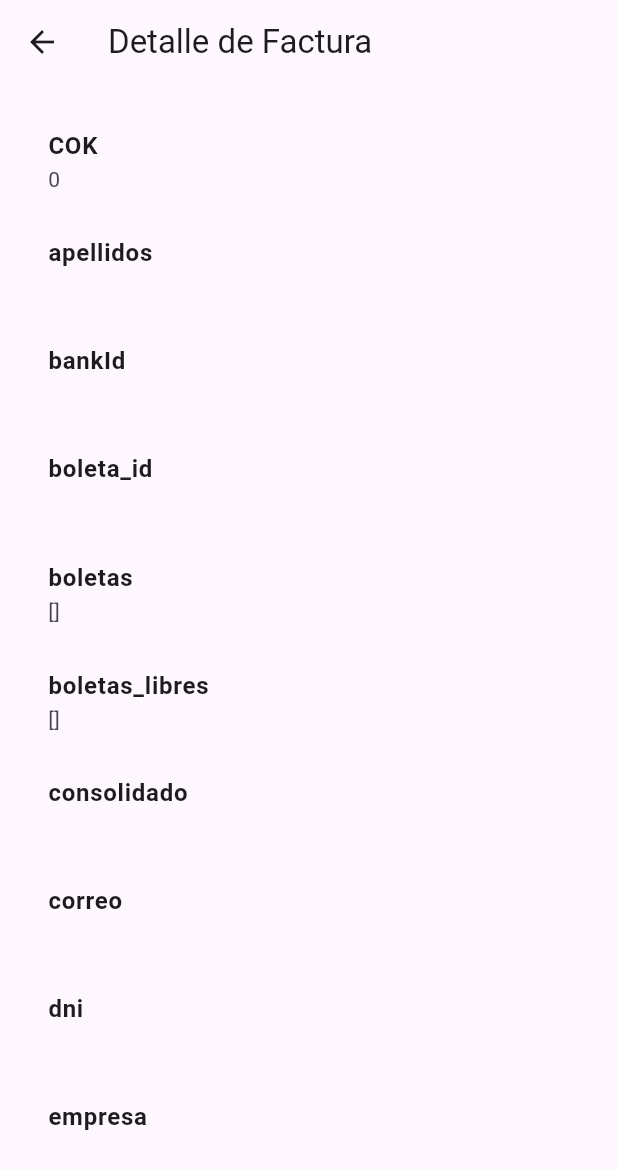
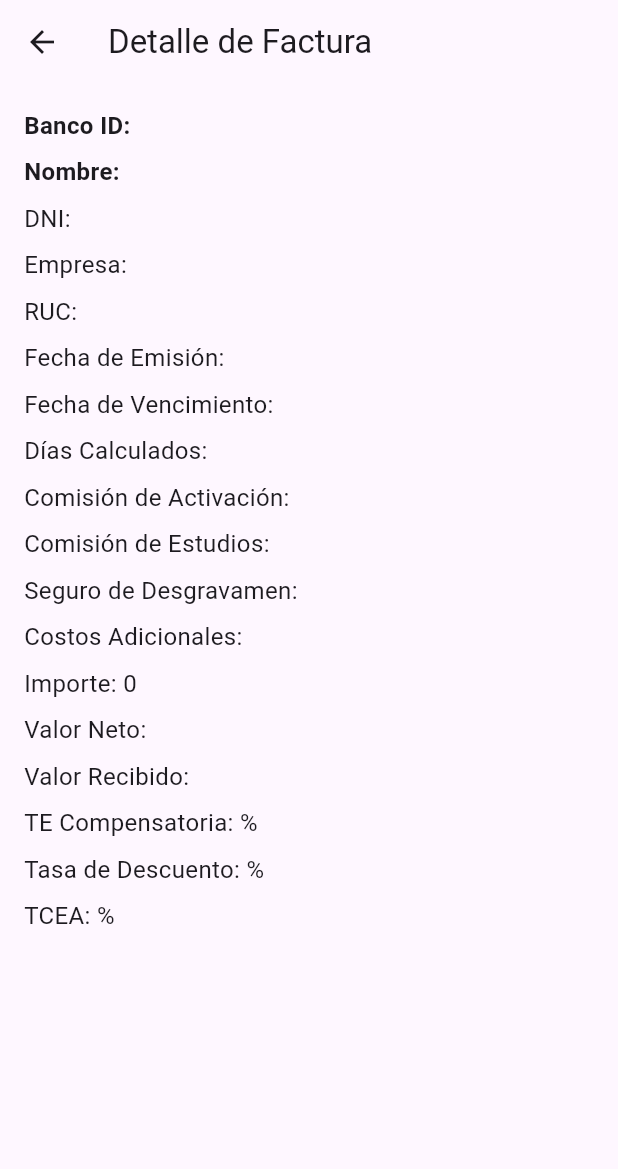
Before and after one commit to FinanzasGrupo03/AppMobile_Finanzas, a Flutter app: the BoletaDetailView screen opened directly with empty values, on a phone screen of 412 x 824 dp. Shown: the top 1169 px of the screen. Run offline on Flutter 3.47's test engine with Material 3 defaults, Android fonts, the light colour scheme and no system bars.

Commit message:
Details view

```diff
--- a/lib/views/boleta_detail_view.dart
+++ b/lib/views/boleta_detail_view.dart
@@ -11,13 +11,50 @@ class BoletaDetailView extends StatelessWidget {
       appBar: AppBar(title: Text('Detalle de Factura')),
       body: Padding(
         padding: const EdgeInsets.all(16.0),
-        child: ListView(
-          children: boleta.entries.map((entry) {
-            return ListTile(
-              title: Text(entry.key, style: TextStyle(fontWeight: FontWeight.bold)),
-              subtitle: Text(entry.value.toString()),
-            );
-          }).toList(),
+        child: SingleChildScrollView(
+          child: Column(
+          crossAxisAlignment: CrossAxisAlignment.start,
+          children: [
+            Text("Banco ID: ${boleta['banco_id']}", style: TextStyle(fontSize: 16, fontWeight: FontWeight.bold)),
+            SizedBox(height: 8),
+            Text("Nombre: ${boleta['nombre']}", style: TextStyle(fontSize: 16, fontWeight: FontWeight.bold)),
+            SizedBox(height: 8),
+            Text("DNI: ${boleta['dni']}", style: TextStyle(fontSize: 16)),
+            SizedBox(height: 8),
+            Text("Empresa: ${boleta['empresa']}", style: TextStyle(fontSize: 16)),
+            SizedBox(height: 8),
+            Text("RUC: ${boleta['ruc']}", style: TextStyle(fontSize: 16)),
+            SizedBox(height: 8),
+            Text("Fecha de Emisión: ${boleta['fecha_emision']}", style: TextStyle(fontSize: 16)),
+            SizedBox(height: 8),
+            Text("Fecha de Vencimiento: ${boleta['fecha_vencimiento']}", style: TextStyle(fontSize: 16)),
+            SizedBox(height: 8),
+            Text("Días Calculados: ${boleta['dias_calculados']}", style: TextStyle(fontSize: 16)),
+            SizedBox(height: 8),
+            Text("Comisión de Activación: ${boleta['comision_activacion']} ${boleta['tipo_moneda']}", style: TextStyle(fontSize: 16)),
+            SizedBox(height: 8),
+            Text("Comisión de Estudios: ${boleta['comision_estudios']} ${boleta['tipo_moneda']}", style: TextStyle(fontSize: 16)),
+            SizedBox(height: 8),
+            Text("Seguro de Desgravamen: ${boleta['seguro_desgravamen']} ${boleta['tipo_moneda']}", style: TextStyle(fontSize: 16)),
+            SizedBox(height: 8),
+            Text("Costos Adicionales: ${boleta['costos_adicionales']} ${boleta['tipo_moneda']}", style: TextStyle(fontSize: 16)),
+            SizedBox(height: 8),
+            Text("Importe: ${boleta['importe']} ${boleta['tipo_moneda']}", style: TextStyle(fontSize: 16)),
+            SizedBox(height: 8),
+
+            Text("Valor Neto: ${boleta['valor_neto']} ${boleta['tipo_moneda']}", style: TextStyle(fontSize: 16)),
+            SizedBox(height: 8),
+            Text("Valor Recibido: ${boleta['valor_recibido']} ${boleta['tipo_moneda']}", style: TextStyle(fontSize: 16)),
+            SizedBox(height: 8),
+
+            Text("TE Compensatoria: ${boleta['te_compensatoria']*100}%", style: TextStyle(fontSize: 16)),
+            SizedBox(height: 8),
+            Text("Tasa de Descuento: ${boleta['tasa_descuento']*100}%", style: TextStyle(fontSize: 16)),
+            SizedBox(height: 8),
+            Text("TCEA: ${boleta['tcea']*100}%", style: TextStyle(fontSize: 16)),
+
+          ],
+        )
         ),
       ),
     );
```
Also changed, not shown: lib/views/consolidado_moneda_view.dart (+34 -2 lines).
